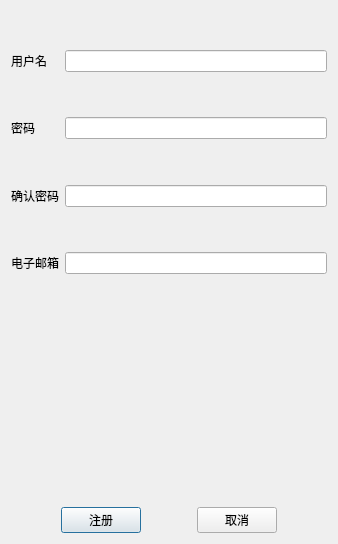
Above: sign.ui from FlyingBlazer/WAC before the change. Below: the same form after it.
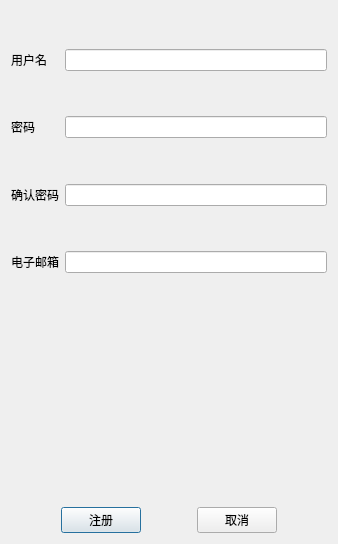
That is the form after the change.

Diff of the .ui file:
```diff
--- a/sign.ui
+++ b/sign.ui
@@ -19,6 +19,9 @@
      <property name="orientation">
       <enum>Qt::Vertical</enum>
      </property>
+     <property name="sizeType">
+      <enum>QSizePolicy::Preferred</enum>
+     </property>
      <property name="sizeHint" stdset="0">
       <size>
        <width>20</width>
@@ -154,6 +157,9 @@
      <property name="orientation">
       <enum>Qt::Vertical</enum>
      </property>
+     <property name="sizeType">
+      <enum>QSizePolicy::MinimumExpanding</enum>
+     </property>
      <property name="sizeHint" stdset="0">
       <size>
        <width>20</width>
```
